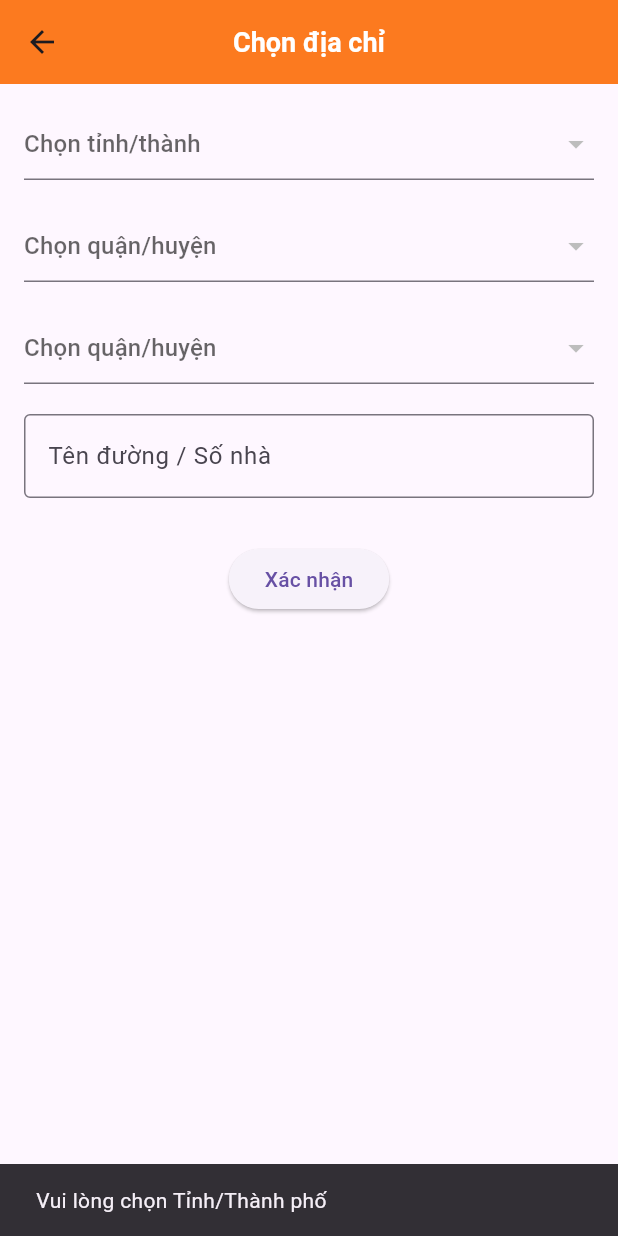
After one commit to tuanbin298/PickMe, a Flutter app: the AddressPickerField screen opened directly, after a tap on "Xác nhận", on a phone screen of 412 x 824 dp. The commit adds this screen. Run offline on Flutter 3.47's test engine with Material 3 defaults, Android fonts, the phone set to English and light mode, and no system bars; our stand-ins replace flutter_dotenv, geocoding, geolocator, go_router, image_picker, multi_select_flutter and 1 more; accounts and stored records are empty; network calls fail.

Commit message:
Update logic get location, update logic get address

```diff
--- a/pickme_fe_app/lib/features/merchant/screens/home/merchant_home_page.dart
+++ b/pickme_fe_app/lib/features/merchant/screens/home/merchant_home_page.dart
@@ -1,5 +1,6 @@
 import 'package:flutter/material.dart';
 import 'package:pickme_fe_app/features/merchant/screens/profile/merchant_profile.dart';
+import 'package:pickme_fe_app/features/merchant/screens/restaurant_list/restaurant_list_page.dart';
 import 'package:shared_preferences/shared_preferences.dart';
 
 class MerchantHomePage extends StatefulWidget {
@@ -44,7 +45,8 @@ class _MerchantHomePageState extends State<MerchantHomePage> {
 
     // Screen list
     final List<Widget> _screens = [
-      const Center(child: Text('Danh sách nhà hàng')),
+      //Restaurant screen
+      RestaurantListPage(token: _token!),
 
       //Profile screen
       MerchantProfile(token: _token!),
--- a/pickme_fe_app/lib/features/merchant/screens/profile/merchant_profile.dart
+++ b/pickme_fe_app/lib/features/merchant/screens/profile/merchant_profile.dart
@@ -52,7 +52,7 @@ class _MerchantProfileState extends State<MerchantProfile> {
         elevation: 0,
         actions: [
           IconButton(
-            icon: const Icon(Icons.edit_outlined, color: Colors.orange),
+            icon: const Icon(Icons.edit_outlined, color: Colors.white),
             onPressed: () {},
           ),
         ],
--- a/pickme_fe_app/lib/features/merchant/services/restaurant/restaurant_services.dart
+++ b/pickme_fe_app/lib/features/merchant/services/restaurant/restaurant_services.dart
@@ -20,7 +20,8 @@ class RestaurantServices {
     );
 
     if (response.statusCode == 200) {
-      final data = jsonDecode(response.body);
+      // Forces to use UTF-8 encoding to avoid issues with special characters (Vietnamese)
+      final data = jsonDecode(utf8.decode(response.bodyBytes));
 
       // Data return is [ {}, {} ] => have restaurant
       if (data is List && data.isNotEmpty) {
--- /dev/null
+++ b/pickme_fe_app/lib/features/merchant/widgets/address_picker_field.dart
@@ -0,0 +1,268 @@
+import 'package:flutter/material.dart';
+import 'package:http/http.dart' as http;
+import 'dart:convert';
+import 'package:geocoding/geocoding.dart';
+
+import 'package:pickme_fe_app/core/theme/app_colors.dart';
+
+class AddressPickerField extends StatefulWidget {
+  const AddressPickerField({super.key});
+
+  @override
+  State<AddressPickerField> createState() => _AddressPickerFieldState();
+}
+
+class _AddressPickerFieldState extends State<AddressPickerField> {
+  List provinces = [];
+  List districts = [];
+  List wards = [];
+
+  String? selectedProvinceName;
+  String? selectedDistrictName;
+  String? selectedWardName;
+  String? selectedProvinceCode;
+  String? selectedDistrictCode;
+  final TextEditingController _streetController = TextEditingController();
+
+  double? latitude;
+  double? longitude;
+
+  @override
+  void initState() {
+    super.initState();
+    getProvinces();
+  }
+
+  // Method get provinces
+  Future<void> getProvinces() async {
+    final res = await http.get(
+      Uri.parse("http://provinces.open-api.vn/api/p/"),
+    );
+
+    if (res.statusCode == 200) {
+      final data = jsonDecode(utf8.decode(res.bodyBytes));
+
+      setState(() {
+        provinces = data;
+      });
+    } else {
+      throw Exception('Lấy tỉnh thành thất bại');
+    }
+  }
+
+  // Method get districts
+  Future<void> getDistricts(String provinceCode) async {
+    final res = await http.get(
+      Uri.parse("http://provinces.open-api.vn/api/p/$provinceCode?depth=2"),
+    );
+
+    if (res.statusCode == 200) {
+      final data = jsonDecode(utf8.decode(res.bodyBytes));
+
+      setState(() {
+        districts = data['districts'] ?? [];
+        wards = [];
+        selectedDistrictName = null;
+        selectedWardName = null;
+      });
+    } else {
+      throw Exception('Lấy quận huyện thất bại');
+    }
+  }
+
+  // Method get wards
+  Future<void> getWards(String districtCode) async {
+    final res = await http.get(
+      Uri.parse("http://provinces.open-api.vn/api/d/$districtCode?depth=2"),
+    );
+
+    if (res.statusCode == 200) {
+      final data = jsonDecode(utf8.decode(res.bodyBytes));
+
+      setState(() {
+        wards = data['wards'] ?? [];
+        selectedWardName = null;
+      });
+    } else {
+      throw Exception('Lấy phường thất bại');
+    }
+  }
+
+  // Method get coordinate from address (latitude and longitude)
+  Future<void> _getCoordinatesFromAddress(String address) async {
+    try {
+      // Use geocoding to get list of same address
+      List<Location> locations = await locationFromAddress(address);
+
+      if (locations.isNotEmpty) {
+        setState(() {
+          latitude = locations.first.latitude;
+          longitude = locations.first.longitude;
+        });
+      } else {
+        ScaffoldMessenger.of(context).showSnackBar(
+          const SnackBar(
+            content: Text('Không tìm thấy toạ độ với địa chỉ này'),
+          ),
+        );
+      }
+    } catch (e) {
+      ScaffoldMessenger.of(
+        context,
+      ).showSnackBar(const SnackBar(content: Text('Lỗi khi lấy toạ độ')));
+    }
+  }
+
+  // Method to concate address string
+  void _onConfirm() async {
+    if (selectedProvinceName == null) {
+      ScaffoldMessenger.of(context).showSnackBar(
+        const SnackBar(content: Text('Vui lòng chọn Tỉnh/Thành phố')),
+      );
+      return;
+    }
+
+    if (selectedDistrictName == null) {
+      ScaffoldMessenger.of(
+        context,
+      ).showSnackBar(const SnackBar(content: Text('Vui lòng chọn Quận/Huyện')));
+      return;
+    }
+
+    if (selectedWardName == null) {
+      ScaffoldMessenger.of(
+        context,
+      ).showSnackBar(const SnackBar(content: Text('Vui lòng chọn Phường/Xã')));
+      return;
+    }
+
+    final address = [
+      _streetController.text.trim(),
+      selectedWardName,
+      selectedDistrictName,
+      selectedProvinceName,
+    ].where((e) => e != null).join(', ');
+
+    // Call method to get latitude and longitude
+    await _getCoordinatesFromAddress(address);
+
+    Navigator.pop(context, {
+      'address': address,
+      'latitude': latitude,
+      'longitude': longitude,
+    });
+  }
+
+  @override
+  Widget build(BuildContext context) {
+    return Scaffold(
+      // Appbar
+      appBar: AppBar(
+        title: const Text(
+          'Chọn địa chỉ',
+          style: TextStyle(
+            color: Colors.white,
+            fontWeight: FontWeight.w600,
+            fontSize: 18,
+          ),
+        ),
+        centerTitle: true,
+        backgroundColor: AppColors.primary,
+        elevation: 0,
+      ),
+
+      body: Padding(
+        padding: const EdgeInsets.all(16),
+        child: Column(
+          children: [
+            // Provinces dropdown
+            DropdownButtonFormField<String>(
+              value: selectedProvinceName,
+              hint: const Text("Chọn tỉnh/thành"),
+              items: provinces.map<DropdownMenuItem<String>>((p) {
+                return DropdownMenuItem(
+                  value: p['name'],
+                  child: Text(p['name']),
+                  onTap: () {
+                    selectedProvinceCode = p['code'].toString();
+                  },
+                );
+              }).toList(),
+              onChanged: (value) {
+                setState(() {
+                  selectedProvinceName = value;
+
+                  // Call method getDistricts
+                  getDistricts(selectedProvinceCode!);
+                });
+              },
+            ),
+
+            const SizedBox(height: 20),
+
+            // District dropdown
+            DropdownButtonFormField<String>(
+              value: selectedDistrictName,
+              hint: const Text("Chọn quận/huyện"),
+              items: districts.map<DropdownMenuItem<String>>((d) {
+                return DropdownMenuItem(
+                  value: d['name'],
+                  child: Text(d['name']),
+                  onTap: () {
+                    selectedDistrictCode = d['code'].toString();
+                  },
+                );
+              }).toList(),
+              onChanged: (value) {
+                setState(() {
+                  selectedDistrictName = value;
+
+                  // Call method getWards
+                  getWards(selectedDistrictCode!);
+                });
+              },
+            ),
+
+            const SizedBox(height: 20),
+
+            // Ward dropdown
+            DropdownButtonFormField<String>(
+              value: selectedWardName,
+              hint: const Text("Chọn quận/huyện"),
+              items: wards.map<DropdownMenuItem<String>>((w) {
+                return DropdownMenuItem(
+                  value: w['name'],
+                  child: Text(w['name']),
+                );
+              }).toList(),
+              onChanged: (value) {
+                setState(() {
+                  selectedWardName = value;
+                });
+              },
+            ),
+
+            const SizedBox(height: 20),
+
+            // Address
+            TextFormField(
+              controller: _streetController,
+              decoration: const InputDecoration(
+                labelText: "Tên đường / Số nhà",
+                border: OutlineInputBorder(),
+              ),
+            ),
+
+            const SizedBox(height: 30),
+
+            // Button conform address
+            ElevatedButton(
+              onPressed: _onConfirm,
+              child: const Text("Xác nhận"),
+            ),
+          ],
+        ),
+      ),
+    );
+  }
+}
--- a/pickme_fe_app/pubspec.yaml
+++ b/pickme_fe_app/pubspec.yaml
@@ -42,6 +42,7 @@ dependencies:
   flutter_dotenv: ^6.0.0
   geolocator: ^14.0.2
   multi_select_flutter: ^4.1.3
+  geocoding: ^4.0.0
 
 dev_dependencies:
   flutter_test:
```
Also changed, not shown: pickme_fe_app/lib/features/merchant/screens/create_restaurant/create_restaurant_page.dart (+51 -18 lines), pickme_fe_app/lib/features/merchant/screens/restaurant_list/restaurant_list_page.dart (added, +137 -0 lines), pickme_fe_app/lib/features/merchant/services/restaurant/form_validator_service.dart (+0 -8 lines), pickme_fe_app/lib/features/merchant/widgets/location_picker_field.dart (+78 -103 lines), pickme_fe_app/pubspec.lock.
